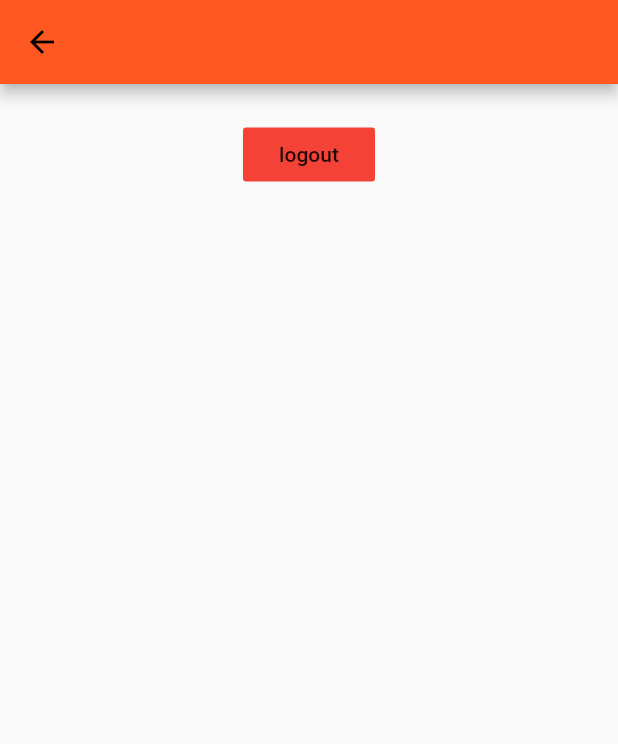
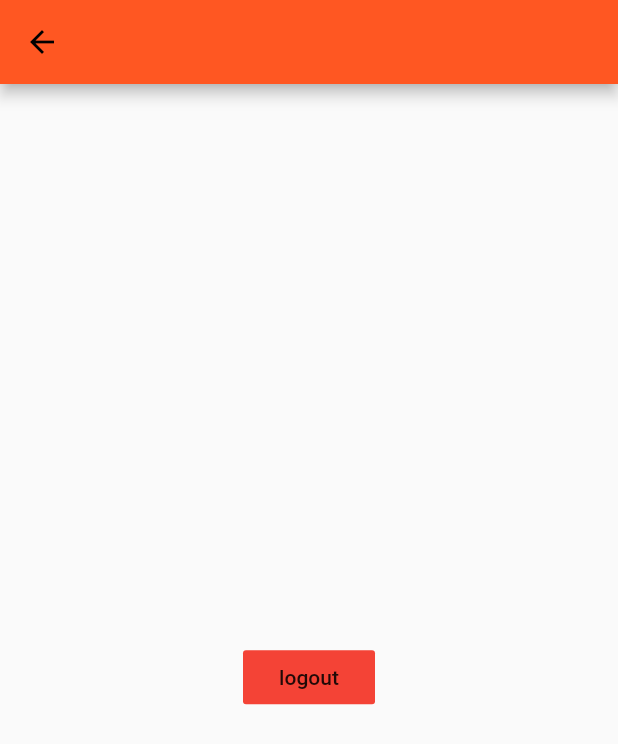
Before and after one commit to MGM12-de/shopping-app, a Flutter app: the ProfileScreen screen opened by its route, on a phone screen of 412 x 824 dp. Shown: the top 744 px of the screen. Run offline on Flutter 3.47's test engine with Material 2 defaults, Android fonts, the phone set to English and light mode, and no system bars; our stand-ins replace firebase_analytics, firebase_auth, firebase_core, firebase_crashlytics, google_sign_in; accounts and stored records are empty.

Commit message:
updated profile page

```diff
--- a/lib/screens/profile.dart
+++ b/lib/screens/profile.dart
@@ -18,8 +18,23 @@ class ProfileScreen extends StatelessWidget {
         ),
         body: Center(
           child: Column(
+            mainAxisAlignment: MainAxisAlignment.spaceEvenly,
+            crossAxisAlignment: CrossAxisAlignment.center,
             children: [
+              if(user.photoURL != null)
+              Container(
+                width: 100,
+                height: 100,
+                margin: EdgeInsets.only(top: 50),
+                decoration: BoxDecoration(
+                  shape: BoxShape.circle,
+                  image: DecorationImage(
+                    image: NetworkImage(user.photoURL)
+                  )
+                ),
+              ),
               Text(user.email ?? '', style: Theme.of(context).textTheme.headline6),
+              Spacer(),
               FlatButton(
                 child: Text('logout'),
                 color: Colors.red,
@@ -28,6 +43,7 @@ class ProfileScreen extends StatelessWidget {
                   Navigator.of(context).pushNamedAndRemoveUntil('/', (route) => false);
                 },
               ),
+              Spacer()
             ]
           )
         )
```
